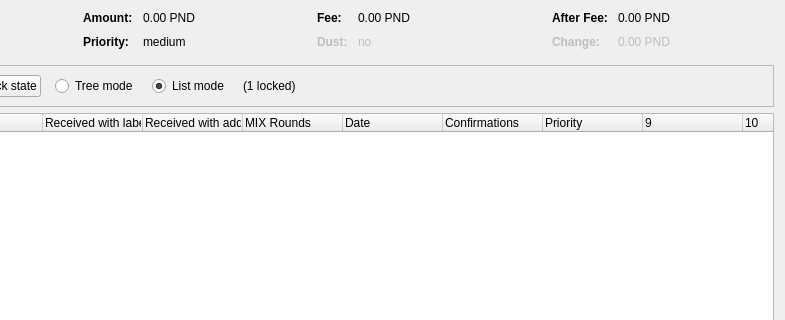
First picture: the form in src/qt/forms/coincontroldialog.ui, repository cryptoghass/source-V1.2, before the edit; both pictures show x 169 to 954 and y 0 to 320 of the 954 by 500 pixel window.
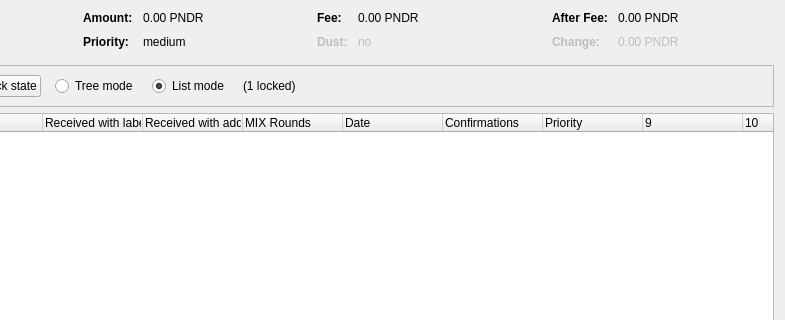
Second picture: the form after the edit. Custom widgets are drawn as their Qt base class.

```diff
--- a/src/qt/forms/coincontroldialog.ui
+++ b/src/qt/forms/coincontroldialog.ui
@@ -132,7 +132,7 @@
           <enum>Qt::ActionsContextMenu</enum>
          </property>
          <property name="text">
-          <string notr="true">0.00 PND</string>
+          <string notr="true">0.00 PNDR</string>
          </property>
          <property name="textInteractionFlags">
           <set>Qt::LinksAccessibleByMouse|Qt::TextSelectableByKeyboard|Qt::TextSelectableByMouse</set>
@@ -206,7 +206,7 @@
           <enum>Qt::ActionsContextMenu</enum>
          </property>
          <property name="text">
-          <string notr="true">0.00 PND</string>
+          <string notr="true">0.00 PNDR</string>
          </property>
          <property name="textInteractionFlags">
           <set>Qt::LinksAccessibleByMouse|Qt::TextSelectableByKeyboard|Qt::TextSelectableByMouse</set>
@@ -286,7 +286,7 @@
           <enum>Qt::ActionsContextMenu</enum>
          </property>
          <property name="text">
-          <string notr="true">0.00 PND</string>
+          <string notr="true">0.00 PNDR</string>
          </property>
          <property name="textInteractionFlags">
           <set>Qt::LinksAccessibleByMouse|Qt::TextSelectableByKeyboard|Qt::TextSelectableByMouse</set>
@@ -321,7 +321,7 @@
           <enum>Qt::ActionsContextMenu</enum>
          </property>
          <property name="text">
-          <string notr="true">0.00 PND</string>
+          <string notr="true">0.00 PNDR</string>
          </property>
          <property name="textInteractionFlags">
           <set>Qt::LinksAccessibleByMouse|Qt::TextSelectableByKeyboard|Qt::TextSelectableByMouse</set>
```
